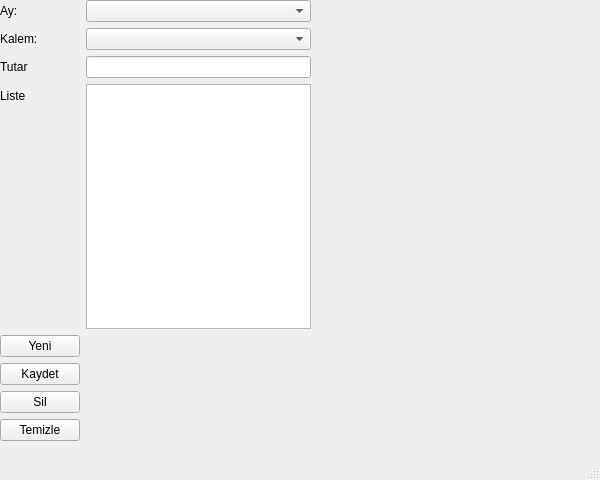
ibrahimediz/HesapTakip_5, file Ana.ui: the form before one commit.
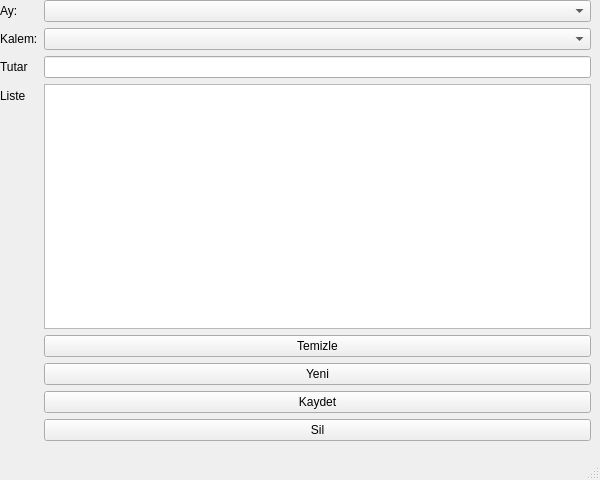
The form after the commit.

```diff
--- a/Ana.ui
+++ b/Ana.ui
@@ -19,7 +19,7 @@
      <rect>
       <x>0</x>
       <y>0</y>
-      <width>311</width>
+      <width>591</width>
       <height>441</height>
      </rect>
     </property>
@@ -57,28 +57,28 @@
      <item row="3" column="1">
       <widget class="QTableWidget" name="listDinamik"/>
      </item>
-     <item row="4" column="0">
+     <item row="5" column="1">
       <widget class="QPushButton" name="btYeni">
        <property name="text">
         <string>Yeni</string>
        </property>
       </widget>
      </item>
-     <item row="5" column="0">
+     <item row="6" column="1">
       <widget class="QPushButton" name="btKaydet">
        <property name="text">
         <string>Kaydet</string>
        </property>
       </widget>
      </item>
-     <item row="6" column="0">
+     <item row="7" column="1">
       <widget class="QPushButton" name="btSil">
        <property name="text">
         <string>Sil</string>
        </property>
       </widget>
      </item>
-     <item row="7" column="0">
+     <item row="4" column="1">
       <widget class="QPushButton" name="btTemizle">
        <property name="text">
         <string>Temizle</string>
```
Left out of the diff: 40 changed lines with no effect on the pictures.
